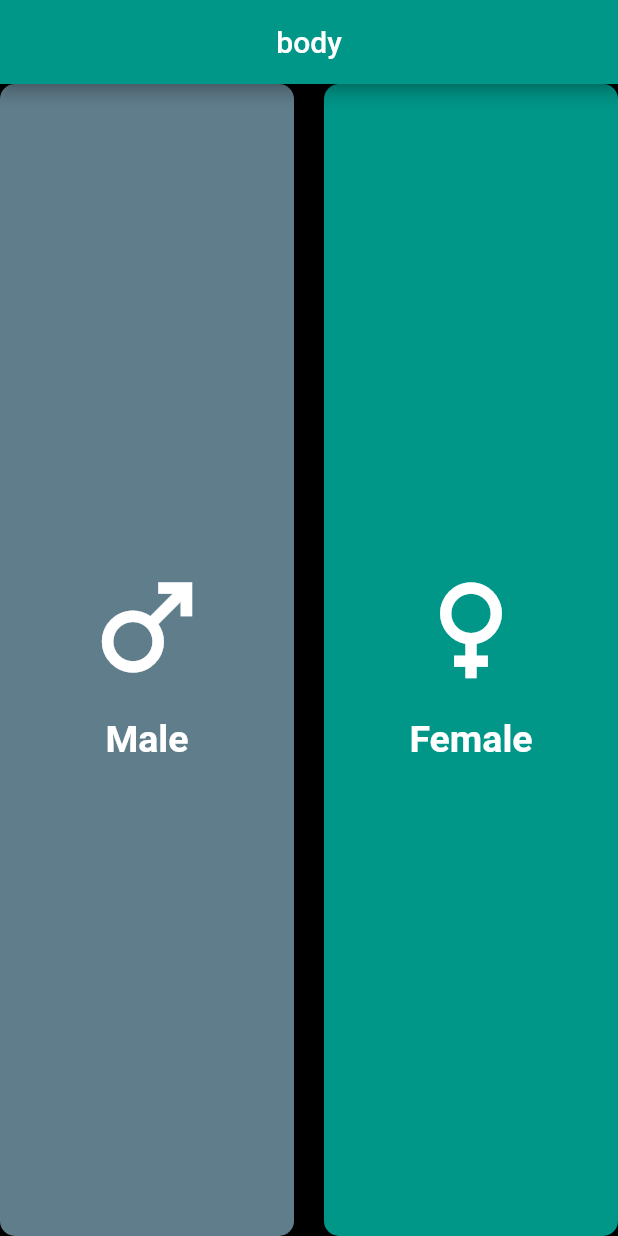
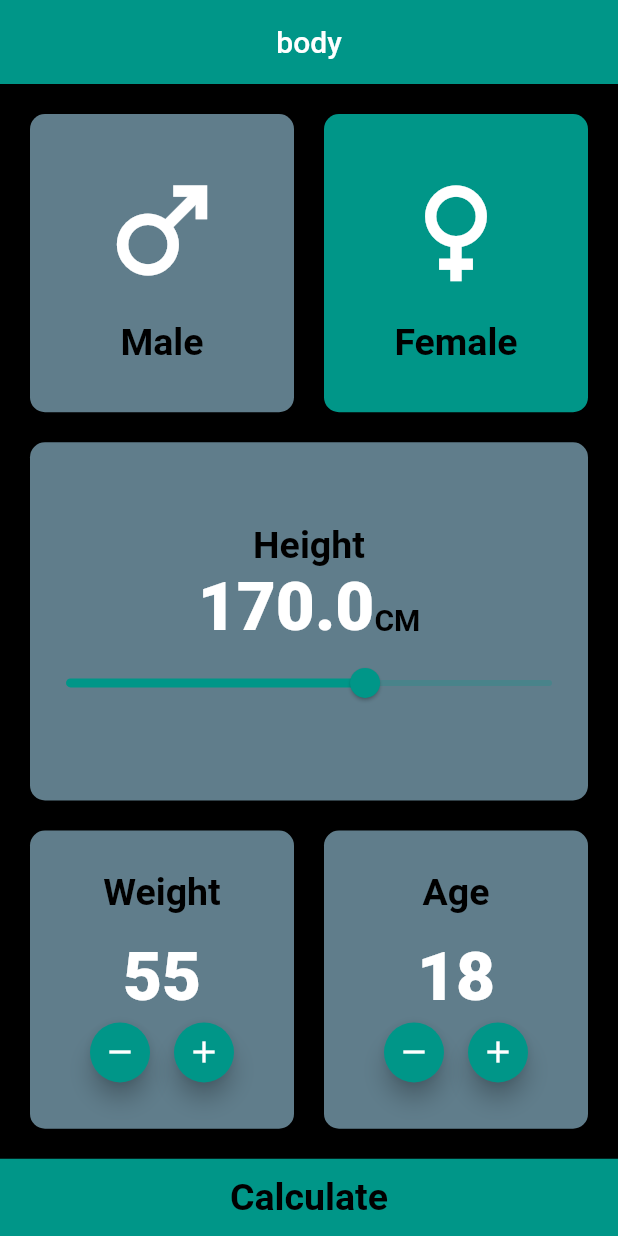
Before and after one commit to Medkhalilkhalfaoui/BMI-APP, a Flutter app: the screen it shows after launch, on a phone screen of 412 x 824 dp. Run offline on Flutter 3.47's test engine with Material 2 defaults, Android fonts, the phone set to English and light mode, and no system bars.

Commit message:
last version

```diff
--- a/lib/home.dart
+++ b/lib/home.dart
@@ -1,4 +1,6 @@
+import 'package:bmiapp/result.dart';
 import 'package:flutter/material.dart';
+import 'dart:math';
 
 class MyHomePage extends StatefulWidget {
   const MyHomePage({Key? key}) : super(key: key);
@@ -21,14 +23,81 @@ class _MyHomePageState extends State<MyHomePage> {
         title: const Text("body"),
       ),
       body: SafeArea(
-        child: Center(
-          child:Row(
+        child: Column(
+          mainAxisAlignment: MainAxisAlignment.center,
+          children: [
+            Expanded(
+              child:Padding(
+                padding: const EdgeInsets.all(20.0),
+                child: Row(
                   children: [
                     M1Expanded ( context, 'Male'),
                     const SizedBox(width: 20),
                     M1Expanded ( context, 'Female'),
                   ],
                 ),
+              ),
+            ),
+            Expanded(
+              child:Padding(
+                padding: const EdgeInsets.symmetric(horizontal: 20.0),
+                child: Container(
+                  decoration: BoxDecoration(
+                    borderRadius: BorderRadius.circular(10),
+                    color:Colors.blueGrey,
+                  ),
+                  child: Column(
+                    mainAxisAlignment: MainAxisAlignment.center,
+                    children: [
+                      Text('Height',style: Theme.of(context).textTheme.headline2),
+                      Row(
+                        mainAxisAlignment: MainAxisAlignment.center,
+                        crossAxisAlignment: CrossAxisAlignment.baseline,
+                        textBaseline: TextBaseline.alphabetic,
+                        children: [
+                        Text(heightVal.toStringAsFixed(1), style: Theme.of(context).textTheme.headline1,),
+                        Text('CM', style: Theme.of(context).textTheme.bodyText1)
+                      ],),
+                      Slider(
+                          value: heightVal,
+                          min: 90,
+                          max: 220,
+                          onChanged: (newvalue){
+                            setState(() {
+                              heightVal = newvalue;
+                            });
+                          })
+                    ],
+                  ),
+                ),
+              ),
+            ),Expanded(
+              child:Padding(
+                padding: const EdgeInsets.all(20.0),
+                child: Row(
+                  children: [
+                    M2Expanded ( context, 'Weight'),
+                    const SizedBox(width: 20),
+                    M2Expanded ( context, 'Age'),
+                  ],
+                ),
+              ),
+            ),
+            Container(
+              color: Colors.teal,
+              height: MediaQuery.of(context).size.height/16,
+              width: double.infinity,
+              child: TextButton(
+                  onPressed: (){
+                    var result = weight/pow(heightVal/100, 2);
+                    Navigator.push(context, MaterialPageRoute(builder: (context){
+                      return Result(result: result, isMale: isMale, age: age);
+                    }));
+                  },
+                  child:  Text('Calculate', style: Theme.of(context).textTheme.headline2 )
+              ),
+            ),
+          ],
         ),
       ),
     );
@@ -49,13 +118,59 @@ class _MyHomePageState extends State<MyHomePage> {
           child: Column(
             mainAxisAlignment: MainAxisAlignment.center,
             children: [
-               Icon( type == 'Male' ?Icons.male:Icons.female),
+               Icon( type == 'Male' ?Icons.male:Icons.female, size: 90,),
               const SizedBox(height: 15,),
-              Text(type, style: Theme.of(context).textTheme.headline2,)
+              Text(type, style: Theme.of(context).textTheme.headline2, )
             ],
           ),
         ),
       ) ,
     );
   }
+  Widget M2Expanded (BuildContext context, String type ){
+    return  Expanded(
+      child: Container(
+        decoration: BoxDecoration(
+          borderRadius: BorderRadius.circular(10),
+          color:Colors.blueGrey,
+        ),
+        child: Column(
+          mainAxisAlignment: MainAxisAlignment.center,
+          children: [
+            Text(type, style: Theme.of(context).textTheme.headline2,),
+            SizedBox(height: 15,),
+            Text(type == 'Age'? '$age':'$weight', style: Theme.of(context).textTheme.headline1,),
+            Row(
+              mainAxisAlignment: MainAxisAlignment.center,
+              children: [
+                FloatingActionButton(
+                  heroTag:type == 'Age'? 'age--':'weight--',
+                  onPressed:(){
+                    setState(() {
+                      type == 'Age'? age--:weight--;
+                    });
+                  } ,
+                  child: Icon(Icons.remove) ,
+                  mini: true,
+                ),
+                const SizedBox(width: 8,),
+                FloatingActionButton(
+                  heroTag: type == 'Age'? 'age++':'weight++',
+                  onPressed:(){
+                    setState(() {
+                      type == 'Age'? age++:weight++;
+                    });
+                  } ,
+                  child: Icon(Icons.add) ,
+                  mini: true,
+                ),
+
+
+              ],
+            ),
+          ],
+        ),
+      ) ,
+    );
   }
+}
--- a/lib/main.dart
+++ b/lib/main.dart
@@ -18,10 +18,12 @@ class MyApp extends StatelessWidget {
         canvasColor: Colors.black,
         iconTheme: const IconThemeData(
           color: Colors.white,
-          size: 90,
+
         ),
         textTheme: const TextTheme(
-          headline2: TextStyle(fontSize: 25, fontWeight: FontWeight.bold, color: Colors.white),
+          headline1: TextStyle(fontSize: 45, fontWeight: FontWeight.w800, color: Colors.white),
+          headline2: TextStyle(fontSize: 25, fontWeight: FontWeight.bold, color: Colors.black),
+          bodyText1: TextStyle(fontSize: 20, fontWeight: FontWeight.bold, color: Colors.black),
         ),
       ),
       home: const MyHomePage(),
--- a/lib/result.dart
+++ b/lib/result.dart
@@ -30,19 +30,19 @@ class Result extends StatelessWidget {
           children: [
             Text(
               'Gender : ${isMale ? 'Male' : 'Female'}',
-              style: Theme.of(context).textTheme.headline2,
+              style: Theme.of(context).textTheme.headline1,
               textAlign: TextAlign.center,
             ), Text(
               'Result : ${result.toStringAsFixed(2)}',
-              style: Theme.of(context).textTheme.headline2,
+              style: Theme.of(context).textTheme.headline1,
               textAlign: TextAlign.center,
             ), Text(
               'Healthiness : ${resultPhrase}',
-              style: Theme.of(context).textTheme.headline2,
+              style: Theme.of(context).textTheme.headline1,
               textAlign: TextAlign.center,
             ), Text(
               'Age : ${age}',
-              style: Theme.of(context).textTheme.headline2,
+              style: Theme.of(context).textTheme.headline1,
               textAlign: TextAlign.center,
             ),
           ],
```
Also changed, not shown: pubspec.yaml (+8 -3 lines), assets/bmi.png (added), pubspec.lock, 23 other files. Lines whose indentation alone changed are shown as unchanged.
